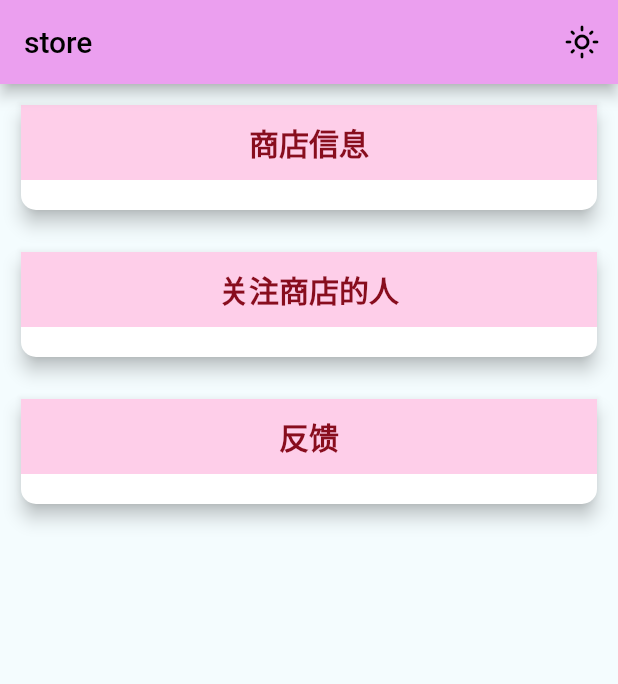
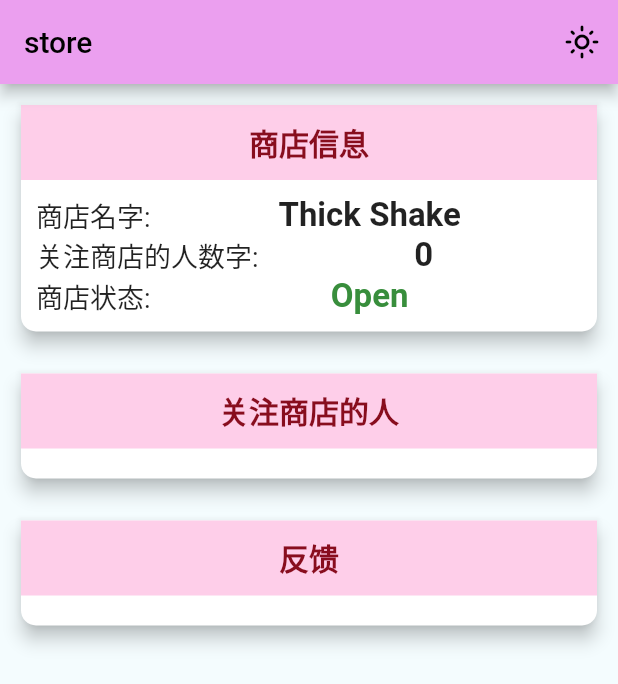
Before and after one commit to whl555/getx_demo, a Flutter app: the screen it shows after launch, on a phone screen of 412 x 824 dp. Shown: the top 684 px of the screen. Run offline on Flutter 3.47's test engine with Material 2 defaults, Android fonts, the phone set to English and light mode, and no system bars; our stand-ins replace get, get_storage.

```diff
--- a/lib/main.dart
+++ b/lib/main.dart
@@ -2,10 +2,14 @@ import 'package:flutter/material.dart';
 import 'package:get/get.dart';
 import 'package:get_storage/get_storage.dart';
 import 'package:store/manager/theme_controller.dart';
-import 'package:store/pages/home_page.dart';
+import 'package:store/pages/edit_follower_count/edit_follower_count.dart';
+import 'package:store/pages/edit_name/update_store_name.dart';
+import 'package:store/pages/home/home_page.dart';
+import 'package:store/pages/toggle_status/store_status.dart';
 
 import 'app/app_theme.dart';
 import 'manager/store_binding.dart';
+import 'manager/store_controller.dart';
 
 Future<void> main() async {
   await GetStorage.init();
@@ -15,6 +19,7 @@ Future<void> main() async {
 class MyApp extends StatelessWidget {
 
   final themeController = Get.put(ThemeController());
+  final storeController = Get.put(StoreController());
 
   MyApp({super.key});
 
@@ -30,6 +35,12 @@ class MyApp extends StatelessWidget {
       initialBinding: StoreBinding(),
       getPages: [
         GetPage(name: "/", page: () => HomePage()),
+        GetPage(name: '/edit_name', page: () => const UpdateStoreName()),
+        // GetPage(name: '/add_followers', page: () => AddFollowers()),
+        GetPage(name: '/toggle_status', page: () => const StoreStatus()),
+        GetPage(name: '/edit_follower_count', page: () => const EditFollowerCount()),
+        // GetPage(name: '/add_reviews', page: () => AddReviews()),
+        // GetPage(name: '/update_menu', page: () => const UpdateMenu()),
       ],
     );
   }
--- /dev/null
+++ b/lib/manager/store_controller.dart
@@ -0,0 +1,20 @@
+import 'package:get/get.dart';
+
+class StoreController extends GetxController{
+  final storeName = 'Thick Shake'.obs;
+  final followerCount = 0.obs;
+  final isStoreOpen = true.obs;
+
+  updateStoreName(String name) {
+    storeName(name);
+  }
+
+  updateFollowerCount() {
+    followerCount(followerCount.value + 1);
+  }
+
+  void storeStatusOpen(bool isOpen) {
+    isStoreOpen(isOpen);
+  }
+
+}
--- /dev/null
+++ b/lib/pages/home/home_page.dart
@@ -0,0 +1,122 @@
+import 'package:flutter/material.dart';
+import 'package:get/get.dart';
+import 'package:store/app/app_colors.dart';
+import 'package:store/app/app_theme.dart';
+import 'package:store/manager/store_controller.dart';
+import 'package:store/manager/theme_controller.dart';
+import 'package:store/widgets/main.card.dart';
+
+import 'home_controller.dart';
+
+class HomePage extends StatelessWidget {
+  HomePage({Key? key}) : super(key: key);
+
+  final themeController = Get.find<ThemeController>();
+  final storeController = Get.find<StoreController>();
+  final homeController = Get.put(HomeController());
+
+  @override
+  Widget build(BuildContext context) {
+    return Scaffold(
+        backgroundColor: AppColors.spaceCadet,
+        appBar: AppBar(
+          title: const Text("store"),
+          actions: [
+            Obx(() => IconButton(
+                onPressed: () {
+                  if (themeController.isDark.value) {
+                    themeController.saveTheme(false);
+                    themeController.changeTheme(Themes.lightTheme);
+                    themeController.changeThemeMode(ThemeMode.light);
+                  } else {
+                    themeController.saveTheme(true);
+                    themeController.changeTheme(Themes.darkTheme);
+                    themeController.changeThemeMode(ThemeMode.dark);
+                  }
+                  print(Get.isDarkMode);
+                },
+                icon: themeController.isDark.value
+                    ? const Icon(Icons.dark_mode_outlined)
+                    : const Icon(Icons.light_mode_outlined)))
+          ],
+        ),
+        body: Container(
+          padding: const EdgeInsets.all(10),
+          child: Column(
+            children: [
+              MainCard(
+                title: '商店信息',
+                body: Column(
+                  crossAxisAlignment: CrossAxisAlignment.stretch,
+                  children: [
+                    Row(
+                      mainAxisAlignment: MainAxisAlignment.spaceBetween,
+                      children: [
+                        const Text("商店名字: ", style: TextStyle(fontSize: 18)),
+                        Obx(() => Flexible(
+                              fit: FlexFit.tight,
+                              child: GestureDetector(
+                                onTap: homeController.updateStoreName,
+                                child: Text(storeController.storeName.value,
+                                    style: const TextStyle(
+                                        fontSize: 22,
+                                        fontWeight: FontWeight.bold),
+                                    textAlign: TextAlign.center),
+                              ),
+                            ))
+                      ],
+                    ),
+                    Row(
+                      mainAxisAlignment: MainAxisAlignment.spaceBetween,
+                      children: [
+                        const Text("关注商店的人数字: ",
+                            style: TextStyle(fontSize: 18)),
+                        Obx(() => Flexible(
+                              fit: FlexFit.tight,
+                              child: GestureDetector(
+                                onTap: homeController.updateFollowerCount,
+                                child: Text(
+                                  storeController.followerCount.value.toString(),
+                                  style: const TextStyle(
+                                      fontSize: 22, fontWeight: FontWeight.bold),
+                                  textAlign: TextAlign.center,
+                                ),
+                              ),
+                            ))
+                      ],
+                    ),
+                    Row(
+                      mainAxisAlignment: MainAxisAlignment.spaceBetween,
+                      children: [
+                        const Text("商店状态: ", style: TextStyle(fontSize: 18)),
+                        Obx(() => Flexible(
+                              fit: FlexFit.tight,
+                              child: InkWell(
+                                onTap: homeController.updateStoreStatus,
+                                child: Text(
+                                    storeController.isStoreOpen.value
+                                        ? "Open"
+                                        : "Close",
+                                    style: TextStyle(
+                                        color: storeController.isStoreOpen.value
+                                            ? Colors.green.shade700
+                                            : Colors.red,
+                                        fontSize: 22,
+                                        fontWeight: FontWeight.bold),
+                                    textAlign: TextAlign.center),
+                              ),
+                            ))
+                      ],
+                    ),
+                  ],
+                ),
+              ),
+              const SizedBox(height: 20),
+              MainCard(title: "关注商店的人", body: Container()),
+              const SizedBox(height: 20),
+              MainCard(title: "反馈", body: Container())
+            ],
+          ),
+        ));
+  }
+}
--- a/lib/pages/home_page.dart
+++ /dev/null
@@ -1,61 +0,0 @@
-import 'package:flutter/material.dart';
-import 'package:get/get.dart';
-import 'package:store/app/app_colors.dart';
-import 'package:store/app/app_theme.dart';
-import 'package:store/manager/theme_controller.dart';
-import 'package:store/widgets/main.card.dart';
-
-class HomePage extends StatelessWidget {
-  HomePage({Key? key}) : super(key: key);
-
-  final themeController = Get.find<ThemeController>();
-
-  @override
-  Widget build(BuildContext context) {
-    return Scaffold(
-      backgroundColor: AppColors.spaceCadet,
-      appBar: AppBar(
-        title: const Text("store"),
-        actions: [
-          Obx(() => IconButton(
-              onPressed: () {
-                if (themeController.isDark.value) {
-                  themeController.saveTheme(false);
-                  themeController.changeTheme(Themes.lightTheme);
-                  themeController.changeThemeMode(ThemeMode.light);
-                } else {
-                  themeController.saveTheme(true);
-                  themeController.changeTheme(Themes.darkTheme);
-                  themeController.changeThemeMode(ThemeMode.dark);
-                }
-                print(Get.isDarkMode);
-              },
-              icon: themeController.isDark.value
-                  ? const Icon(Icons.dark_mode_outlined)
-                  : const Icon(Icons.light_mode_outlined)))
-        ],
-      ),
-      body: Container(
-        padding: const EdgeInsets.all(10),
-        child: Column(
-          children: [
-            MainCard(
-              title: '商店信息',
-              body: Container(),
-            ),
-            const SizedBox(height: 20),
-            MainCard(
-                title: "关注商店的人",
-                body: Container()
-            ),
-            const SizedBox(height: 20),
-            MainCard(
-                title: "反馈",
-                body: Container()
-            )
-          ],
-        ),
-      )
-    );
-  }
-}
--- /dev/null
+++ b/lib/pages/toggle_status/store_status_controller.dart
@@ -0,0 +1,5 @@
+import 'package:get/get.dart';
+
+class StoreStatusController extends GetxController{
+
+}
```
Also changed, not shown: lib/pages/edit_follower_count/edit_follower_count.dart (added, +15 -0 lines), lib/pages/edit_name/update_store_name.dart (added, +15 -0 lines), lib/pages/home/home_controller.dart (added, +18 -0 lines), lib/pages/toggle_status/store_status.dart (added, +15 -0 lines).
